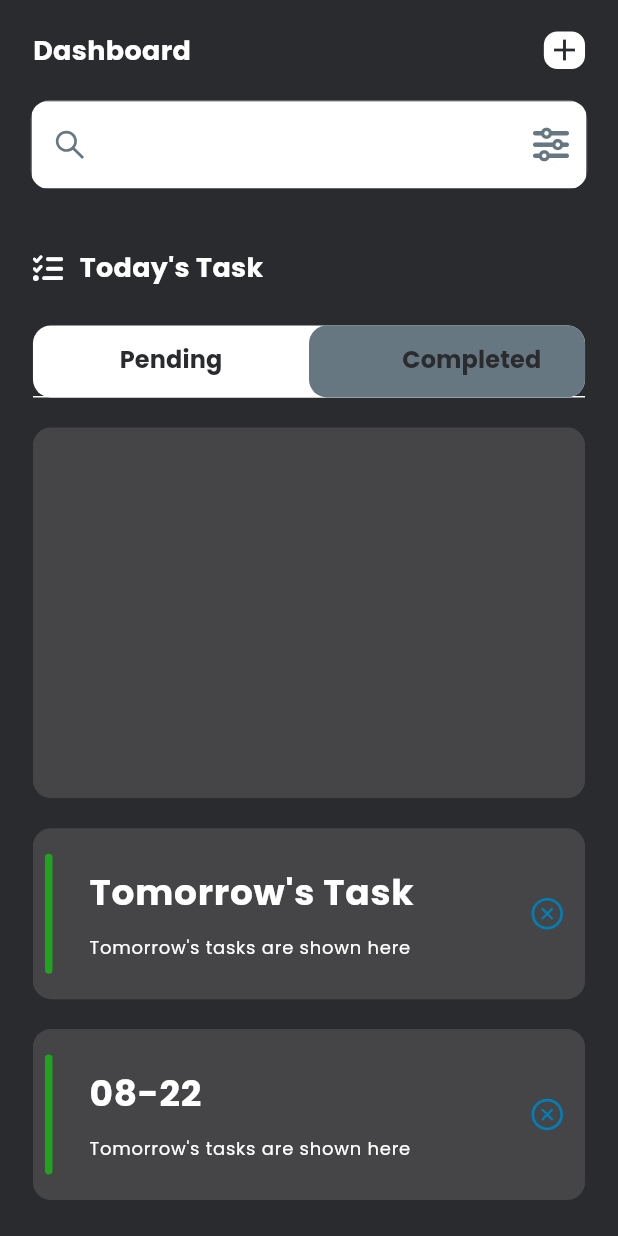
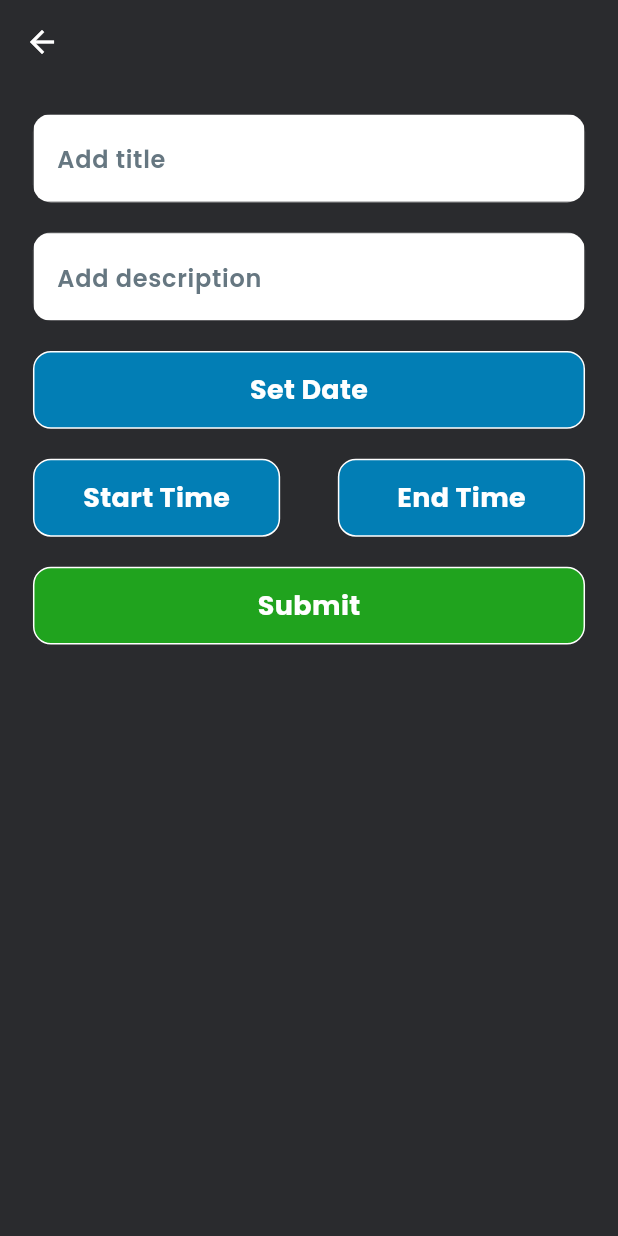
Before and after one commit to ehsaaaaan0/Task-Management-App-Using-Flutter-Riverpod-2.0, a Flutter app: the screen it shows after launch, tab 2 chosen, after a tap on the "add" icon, on a phone screen of 412 x 824 dp. Run offline on Flutter 3.47's test engine with Material 3 defaults, Android fonts, the phone set to English and light mode, and no system bars; drawn by our look-alikes of dynamic_color; our stand-ins replace country_picker, flutter_screenutil, flutter_vector_icons, google_fonts, hooks_riverpod, pinput and 3 more; accounts and stored records are empty; generated files the repository leaves out were written again.

Commit message:
created add ui

```diff
--- /dev/null
+++ b/lib/features/todo/controllers/dates/dates_provider.dart
@@ -0,0 +1,15 @@
+import 'package:riverpod_annotation/riverpod_annotation.dart';
+
+part 'dates_provider.g.dart';
+
+@riverpod
+class DateState extends _$DateState {
+  @override
+  bool build() {
+    return false;
+  }
+
+  void setStart(bool newState) {
+    state = newState;
+  }
+}
--- /dev/null
+++ b/lib/features/todo/pages/add.dart
@@ -0,0 +1,96 @@
+import 'package:flutter/material.dart';
+import 'package:flutter_screenutil/flutter_screenutil.dart';
+import 'package:hooks_riverpod/hooks_riverpod.dart';
+import 'package:task_management/common/utils/constants.dart';
+import 'package:task_management/common/widgets/appstyle.dart';
+import 'package:task_management/common/widgets/custom_outline_btn.dart';
+import 'package:task_management/common/widgets/custom_text.dart';
+import 'package:task_management/common/widgets/height_spacer.dart';
+
+class AddTask extends ConsumerStatefulWidget {
+  const AddTask({super.key});
+
+  @override
+  ConsumerState<ConsumerStatefulWidget> createState() => _AddTaskState();
+}
+
+class _AddTaskState extends ConsumerState<AddTask> {
+  final TextEditingController title = TextEditingController();
+  final TextEditingController desc = TextEditingController();
+  @override
+  Widget build(BuildContext context) {
+    return Scaffold(
+        appBar: AppBar(
+          backgroundColor: Colors.transparent,
+          elevation: 0,
+        ),
+        body: Padding(
+          padding: EdgeInsets.symmetric(horizontal: 20.w),
+          child: ListView(
+            children: [
+              const HeightSpacer(hight: 20),
+              CustomTextField(
+                hintText: "Add title",
+                controller: title,
+                hintStyle: appStyle(16, AppConst.kGrayLight, FontWeight.w600),
+              ),
+              const HeightSpacer(hight: 20),
+              CustomTextField(
+                hintText: "Add description",
+                controller: desc,
+                hintStyle: appStyle(16, AppConst.kGrayLight, FontWeight.w600),
+              ),
+              const HeightSpacer(hight: 20),
+              CustomOutlineBtn(
+                  onTap: () {
+
+                  },
+                height: 52.h,
+                width: AppConst.kWidth,
+                color3: AppConst.kLight,
+                text: "Set Date",
+                color2: AppConst.kBlueLight,
+              ),
+              const HeightSpacer(hight: 20),
+              Row(
+                mainAxisAlignment: MainAxisAlignment.spaceBetween,
+                children: [
+                CustomOutlineBtn(
+                  onTap: () {
+
+                  },
+                height: 52.h,
+                width: AppConst.kWidth*0.4,
+                color3: AppConst.kLight,
+                text: "Start Time",
+                color2: AppConst.kBlueLight,
+              ),
+              CustomOutlineBtn(
+                  onTap: () {
+
+                  },
+                height: 52.h,
+                width: AppConst.kWidth*0.4,
+                color3: AppConst.kLight,
+                text: "End Time",
+                color2: AppConst.kBlueLight,
+              ),
+                ],
+              ),
+              const HeightSpacer(hight: 20),
+
+                CustomOutlineBtn(
+                    onTap: () {
+
+                  },
+                height: 52.h,
+                width: AppConst.kWidth,
+                color3: AppConst.kLight,
+                text: "Submit",
+                color2: AppConst.kGreen,
+              ),
+            ],
+          ),
+        ));
+  }
+}
--- a/lib/features/todo/pages/homepage.dart
+++ b/lib/features/todo/pages/homepage.dart
@@ -10,6 +10,7 @@ import 'package:task_management/common/widgets/reusable_text.dart';
 import 'package:task_management/common/widgets/width_spacer.dart';
 import 'package:task_management/common/widgets/xpansion_tiles.dart';
 import 'package:task_management/features/todo/controllers/xpension_provider.dart';
+import 'package:task_management/features/todo/pages/add.dart';
 import 'package:task_management/features/todo/widgets/todo_tiles.dart';
 
 class Homepage extends ConsumerStatefulWidget {
@@ -53,7 +54,12 @@ class _HomepageState extends ConsumerState<Homepage>
                           borderRadius: BorderRadius.all(Radius.circular(9)),
                         ),
                         child: GestureDetector(
-                          onTap: () {},
+                          onTap: () {
+                            Navigator.push(
+                                context,
+                                MaterialPageRoute(
+                                    builder: (context) => const AddTask()));
+                          },
                           child: const Icon(
                             Icons.add,
                             color: AppConst.kBkDark,
@@ -192,11 +198,11 @@ class _HomepageState extends ConsumerState<Homepage>
                     trailing: Padding(
                       padding: EdgeInsets.only(right: 12.w),
                       child: ref.watch(xpensionStateProvider)
-                          ? Icon(
+                          ? const Icon(
                               AntDesign.circledown,
                               color: AppConst.kLight,
                             )
-                          : Icon(
+                          : const Icon(
                               AntDesign.closecircleo,
                               color: AppConst.kBlueLight,
                             ),
@@ -233,12 +239,11 @@ class _HomepageState extends ConsumerState<Homepage>
                             ),
                     ),
                     children: [
-                       TODOTile(
-                              start: "03:00",
-                              end: "04:00",
-                              switcher:
-                                  Switch(value: true, onChanged: (value) {}),
-                            )
+                      TODOTile(
+                        start: "03:00",
+                        end: "04:00",
+                        switcher: Switch(value: true, onChanged: (value) {}),
+                      )
                     ]),
               ],
             ),
```
Also changed, not shown: lib/features/todo/controllers/dates/dates_provider.g.dart (added).
